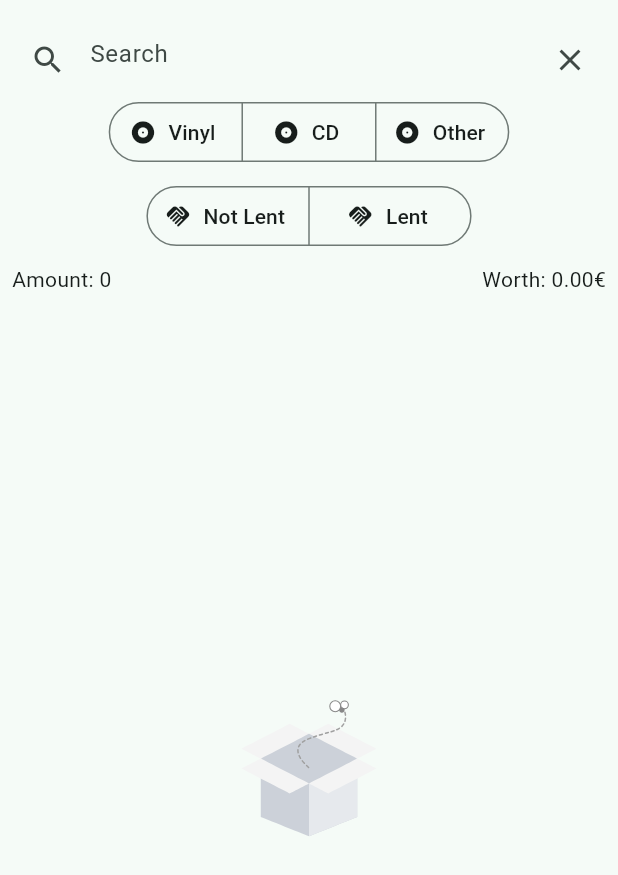
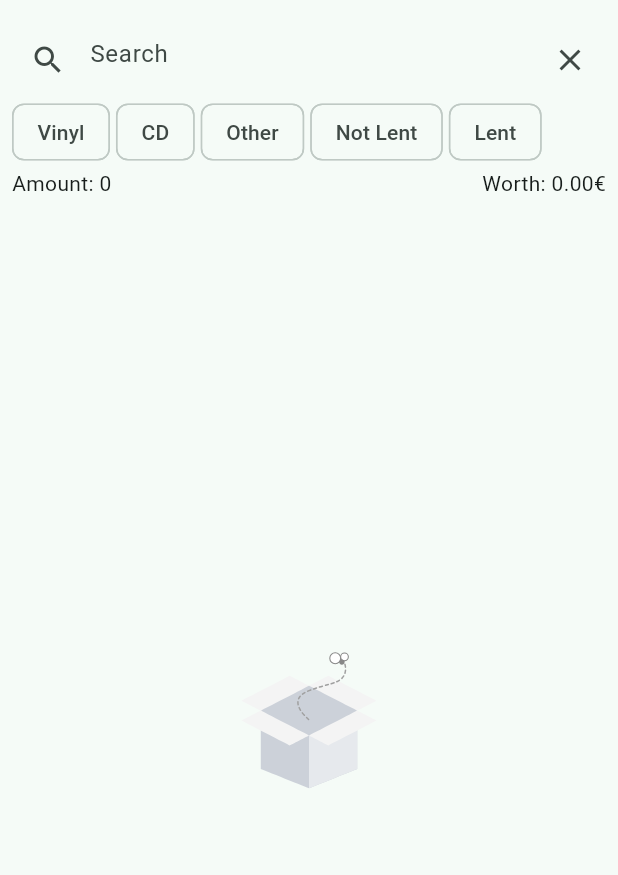
Before and after one commit to JoStrecker/CD-Organizer, a Flutter app: the AlbumListScreen widget shown alone on an empty page, opened directly with empty values, on a phone screen of 412 x 824 dp. Shown: the top 875 px of the screen. Run offline on Flutter 3.47's test engine with Material 2 defaults, Android fonts, the phone set to English and light mode, and no system bars; our stand-ins replace bloc, dio, dynamic_color, easy_localization, envied, equatable and 9 more; missing offline and left inert: flutter_barcode_scanner; accounts and stored records are empty; generated files the repository leaves out were written again; project files that could hold a hidden picture were left out.

Commit message:
-changed Filter to Chips

```diff
--- a/lib/feature/dashboard/ui/widgets/album_list_filter.dart
+++ b/lib/feature/dashboard/ui/widgets/album_list_filter.dart
@@ -15,46 +15,46 @@ class AlbumListFilter extends StatelessWidget {
 
   @override
   Widget build(BuildContext context) {
-    return Column(
-      children: [
-        SegmentedButton<MediaTypeFilter>(
-          multiSelectionEnabled: true,
-          segments: List<ButtonSegment<MediaTypeFilter>>.of([
-            ...MediaTypeFilter.values.map(
-              (e) => ButtonSegment<MediaTypeFilter>(
-                value: e,
-                label: Text(e.name).tr(),
-                icon: const Icon(Icons.album),
-              ),
-            ),
-          ]),
-          selected: filter,
-          onSelectionChanged: (selected) =>
-              context.read<DashboardBloc>().add(DashboardFilterAlbumEvent(
-                    selected,
-                    lentFilter,
-                  )),
-        ),
-        const SizedBox(height: 8),
-        SegmentedButton<LentFilter>(
-          multiSelectionEnabled: true,
-          segments: List<ButtonSegment<LentFilter>>.of([
-            ...LentFilter.values.map(
-              (e) => ButtonSegment<LentFilter>(
-                value: e,
-                label: Text(e.name).tr(),
-                icon: const Icon(Icons.handshake),
-              ),
-            ),
-          ]),
-          selected: lentFilter,
-          onSelectionChanged: (selected) =>
-              context.read<DashboardBloc>().add(DashboardFilterAlbumEvent(
-                    filter,
-                    selected,
-                  )),
-        ),
-      ],
+    List<String> labels = [
+      ...MediaTypeFilter.values.map((e) => e.name),
+      ...LentFilter.values.map((e) => e.name),
+    ];
+    return ListView.separated(
+      scrollDirection: Axis.horizontal,
+      itemCount: labels.length,
+      itemBuilder: (ctx, index) => FilterChip(
+        label: Text(labels[index]).tr(),
+        selected: filter.map((e) => e.name).contains(labels[index]) ||
+            lentFilter.map((e) => e.name).contains(labels[index]),
+        onSelected: (selected) {
+          List<MediaTypeFilter> newFilter = [...filter];
+          List<LentFilter> newLentFilter = [...lentFilter];
+          if (index < MediaTypeFilter.values.length) {
+            if (selected) {
+              newFilter.add(MediaTypeFilter.values[index]);
+            } else {
+              if (newFilter.length == 1) return;
+              newFilter.remove(MediaTypeFilter.values[index]);
+            }
+          } else {
+            if (selected) {
+              newLentFilter.add(
+                  LentFilter.values[index - MediaTypeFilter.values.length]);
+            } else {
+              if (newLentFilter.length == 1) return;
+              newLentFilter.remove(
+                  LentFilter.values[index - MediaTypeFilter.values.length]);
+            }
+          }
+          context.read<DashboardBloc>().add(
+                DashboardFilterAlbumEvent(
+                    newFilter.toSet(), newLentFilter.toSet()),
+              );
+        },
+      ),
+      separatorBuilder: (ctx, index) => const SizedBox(
+        width: 4,
+      ),
     );
   }
 }
--- a/lib/feature/dashboard/ui/widgets/album_list_screen.dart
+++ b/lib/feature/dashboard/ui/widgets/album_list_screen.dart
@@ -54,14 +54,12 @@ class AlbumListScreen extends StatelessWidget {
               prefixIcon: const Icon(Icons.search),
             ),
           ),
-          Center(
+          SizedBox(
+            height: 48,
             child: AlbumListFilter(
               filter: filter,
               lentFilter: lentFilter,
             ),
-          ),
-          const SizedBox(
-            height: 8,
           ),
           Row(
             crossAxisAlignment: CrossAxisAlignment.end,
```
